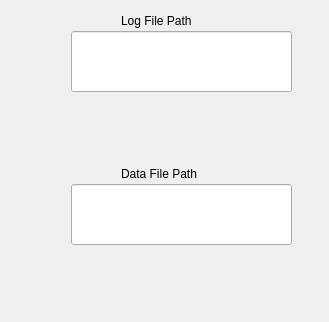
First picture: the form in resistivity/View/GUI/data-log_files.ui, repository AdrienGourgout/resistivity, before the edit.
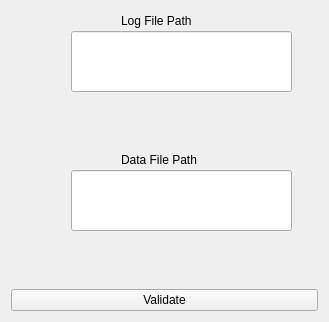
Second picture: the form after the edit.

```diff
--- a/resistivity/View/GUI/data-log_files.ui
+++ b/resistivity/View/GUI/data-log_files.ui
@@ -68,6 +68,13 @@
      </widget>
     </widget>
    </item>
+   <item>
+    <widget class="QPushButton" name="validation_button">
+     <property name="text">
+      <string>Validate</string>
+     </property>
+    </widget>
+   </item>
   </layout>
  </widget>
  <resources/>
```
